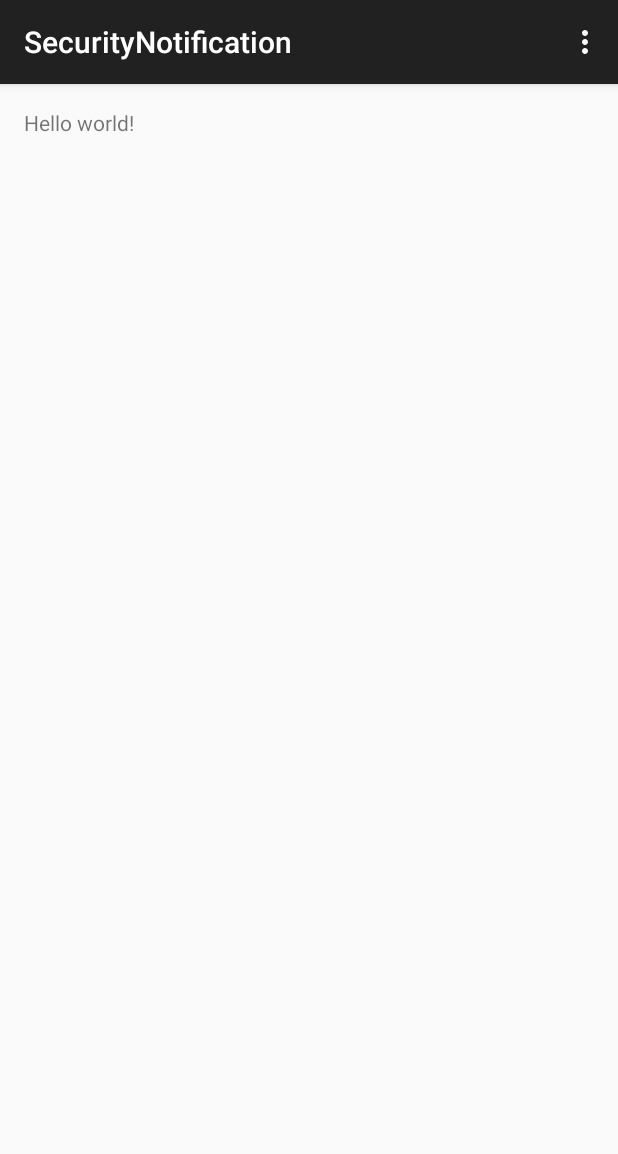
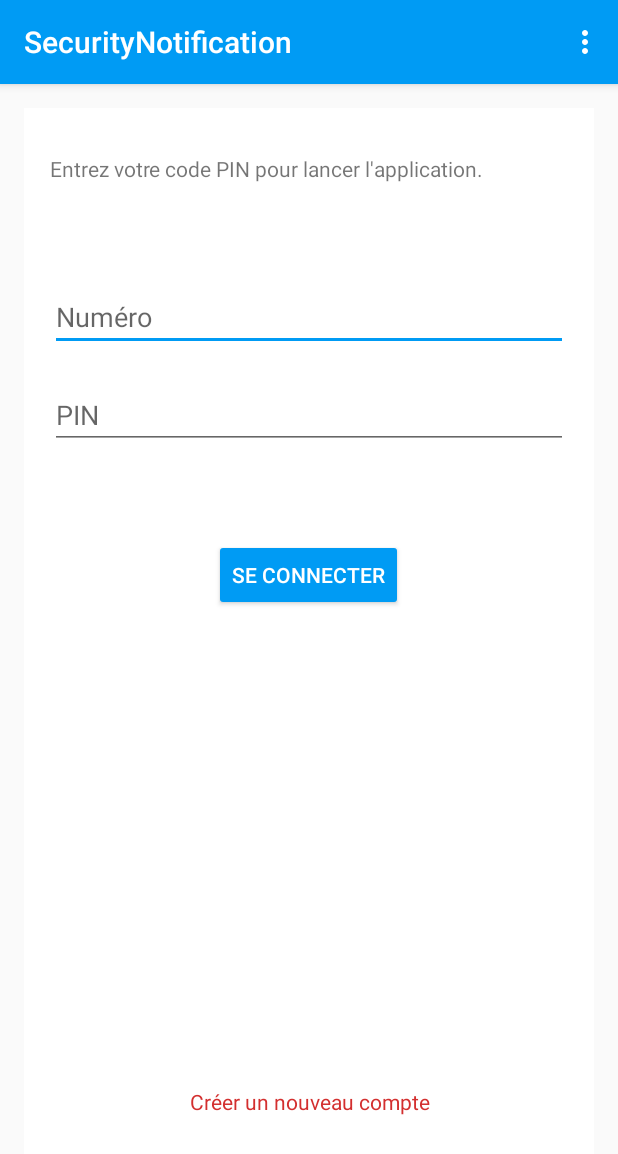
Before and after one commit to qcampos/special-octo-broccoli, an Android app: the screen it shows after launch (ConnectionActivity), on a phone screen of 412 x 824 dp. Shown: the top 1154 px of the screen. Run offline under Robolectric (Android 15) with nearby library versions, the phone set to English and light mode, and no system bars.

Commit message:
[Add] Fragments done.

```diff
--- a/android-client/SecurityNotification/app/src/main/AndroidManifest.xml
+++ b/android-client/SecurityNotification/app/src/main/AndroidManifest.xml
@@ -6,7 +6,7 @@
         android:allowBackup="true"
         android:icon="@mipmap/ic_launcher"
         android:label="@string/app_name"
-        android:theme="@style/AppTheme" >
+        android:theme="@style/AppThemess" >
         <activity
             android:name=".ConnectionActivity"
             android:label="@string/app_name" >
@@ -16,6 +16,10 @@
                 <category android:name="android.intent.category.LAUNCHER" />
             </intent-filter>
         </activity>
+        <activity
+            android:name=".HomeActivity"
+            android:label="@string/title_activity_home" >
+        </activity>
     </application>
 
 </manifest>
--- /dev/null
+++ b/android-client/SecurityNotification/app/src/main/java/notification_security/upem/fr/securitynotification/ConnectionFragment.java
@@ -0,0 +1,33 @@
+package notification_security.upem.fr.securitynotification;
+
+import android.app.Activity;
+import android.net.Uri;
+import android.os.Bundle;
+import android.app.Fragment;
+import android.support.annotation.Nullable;
+import android.view.LayoutInflater;
+import android.view.View;
+import android.view.ViewGroup;
+import android.widget.AdapterView;
+import android.widget.ArrayAdapter;
+import android.widget.ListView;
+
+/**
+ * Fragments managing
+ */
+public class ConnectionFragment extends Fragment {
+
+    @Nullable
+    @Override
+    public View onCreateView(LayoutInflater inflater, ViewGroup container, Bundle savedInstanceState) {
+        return inflater.inflate(R.layout.fragment_connection, container);
+    }
+
+    @Override
+    public void onActivityCreated(Bundle savedInstanceState) {
+        super.onActivityCreated(savedInstanceState);
+        // Update after the activity has finished to load itself.
+        // Set adapter, get view by ids...
+        // getActivity and so on.
+    }
+}
--- /dev/null
+++ b/android-client/SecurityNotification/app/src/main/res/drawable/shape_blue.xml
@@ -0,0 +1,5 @@
+<?xml version="1.0" encoding="utf-8"?>
+<shape xmlns:android="http://schemas.android.com/apk/res/android">
+    <size android:width="3dp" />
+    <solid android:color="@color/main_blue" />
+</shape>
--- a/android-client/SecurityNotification/app/src/main/res/layout/activity_connection.xml
+++ b/android-client/SecurityNotification/app/src/main/res/layout/activity_connection.xml
@@ -1,11 +1,20 @@
 <RelativeLayout xmlns:android="http://schemas.android.com/apk/res/android"
-    xmlns:tools="http://schemas.android.com/tools" android:layout_width="match_parent"
-    android:layout_height="match_parent" android:paddingLeft="@dimen/activity_horizontal_margin"
+    xmlns:tools="http://schemas.android.com/tools"
+    android:layout_width="match_parent"
+    android:layout_height="match_parent"
+    android:paddingBottom="@dimen/activity_vertical_margin"
+    android:paddingLeft="@dimen/activity_horizontal_margin"
     android:paddingRight="@dimen/activity_horizontal_margin"
     android:paddingTop="@dimen/activity_vertical_margin"
-    android:paddingBottom="@dimen/activity_vertical_margin" tools:context=".ConnectionActivity">
+    tools:context=".ConnectionActivity">
 
-    <TextView android:text="@string/hello_world" android:layout_width="wrap_content"
-        android:layout_height="wrap_content" />
+
+    <fragment
+        android:id="@+id/fragment"
+        android:name="notification_security.upem.fr.securitynotification.ConnectionFragment"
+        android:layout_width="match_parent"
+        android:layout_height="match_parent"
+        android:layout_centerHorizontal="true"
+        android:layout_centerVertical="true" />
 
 </RelativeLayout>
--- /dev/null
+++ b/android-client/SecurityNotification/app/src/main/res/layout/fragment_connection.xml
@@ -0,0 +1,48 @@
+<RelativeLayout xmlns:android="http://schemas.android.com/apk/res/android"
+    xmlns:tools="http://schemas.android.com/tools"
+    android:layout_width="match_parent"
+    android:layout_height="match_parent"
+    android:background="@android:color/white"
+    android:padding="26px"
+    tools:context="notification_security.upem.fr.securitynotification.ConnectionFragment">
+
+    <LinearLayout
+        android:layout_width="match_parent"
+        android:layout_height="wrap_content"
+        android:orientation="vertical">
+
+        <TextView
+            android:layout_width="match_parent"
+            android:layout_height="wrap_content"
+            android:layout_marginTop="20px"
+            android:text="Entrez votre code PIN pour lancer l'application." />
+
+        <EditText
+            android:layout_width="match_parent"
+            android:layout_height="wrap_content"
+            android:layout_marginTop="100px"
+            android:hint="Numéro" />
+
+        <EditText
+            android:layout_width="match_parent"
+            android:layout_height="wrap_content"
+            android:layout_marginTop="30px"
+            android:hint="PIN" />
+
+        <Button
+            android:layout_width="wrap_content"
+            android:layout_height="wrap_content"
+            android:layout_gravity="center"
+            android:layout_marginTop="90px"
+            android:text="SE CONNECTER" />
+    </LinearLayout>
+
+    <TextView
+        android:layout_width="match_parent"
+        android:layout_height="wrap_content"
+        android:layout_alignParentBottom="true"
+        android:layout_marginBottom="70px"
+        android:gravity="center"
+        android:text="Créer un nouveau compte"
+        android:textColor="@color/error_color"/>
+</RelativeLayout>
--- /dev/null
+++ b/android-client/SecurityNotification/app/src/main/res/values/colors.xml
@@ -0,0 +1,3 @@
+<?xml version="1.0" encoding="utf-8"?>
+<resources>
+</resources>
--- a/android-client/SecurityNotification/app/src/main/res/values/strings.xml
+++ b/android-client/SecurityNotification/app/src/main/res/values/strings.xml
@@ -3,4 +3,8 @@
 
     <string name="hello_world">Hello world!</string>
     <string name="action_settings">Settings</string>
+
+<!-- TODO: Remove or change this placeholder text -->
+    <string name="hello_blank_fragment">Hello blank fragment</string>
+    <string name="title_activity_home">HomeActivity</string>
 </resources>
--- a/android-client/SecurityNotification/app/src/main/res/values/styles.xml
+++ b/android-client/SecurityNotification/app/src/main/res/values/styles.xml
@@ -1,8 +1,47 @@
 <resources>
 
     <!-- Base application theme. -->
-    <style name="AppTheme" parent="Theme.AppCompat.Light.DarkActionBar">
+    <style name="AppThemess" parent="Theme.AppCompat.Light.DarkActionBar">
         <!-- Customize your theme here. -->
+        <!-- Main theme colors -->
+        <item name="actionBarStyle">@style/Widget.AppTheme.ActionBar</item>
+        <item name="buttonStyle">@style/ButtonAppTheme</item>
+        <!-- Edittext bottom line color -->
+        <item name="colorControlActivated">@color/main_blue</item>
     </style>
 
+    <!-- Action bar theme -->
+    <style name="Widget.AppTheme.ActionBar" parent="Widget.AppCompat.ActionBar.Solid">
+        <!-- action bar background -->
+        <item name="background">@color/main_blue</item>
+        <!-- action bar elevation -->
+        <item name="elevation">4dp</item>
+    </style>
+
+    <!-- Button theme -->
+    <style name="ButtonAppTheme" parent="Widget.AppCompat.Button">
+        <item name="backgroundTint">@color/main_blue</item>
+        <item name="android:textColor">@color/btn_text_color</item>
+    </style>
+    <!-- Button theme success -->
+    <style name="ButtonAppThemeSuccess" parent="Widget.AppCompat.Button">
+        <item name="backgroundTint">@color/main_green</item>
+        <item name="android:textColor">@color/btn_text_color</item>
+    </style>
+    <!-- Button theme idle -->
+    <style name="ButtonAppThemeIdle" parent="Widget.AppCompat.Button">
+        <item name="backgroundTint">@color/disable_color</item>
+        <item name="android:textColor">@color/btn_text_color</item>
+    </style>
+    <!-- Button theme danger -->
+    <style name="ButtonAppThemeDanger" parent="Widget.AppCompat.Button">
+        <item name="backgroundTint">@android:color/holo_red_light</item>
+        <item name="android:textColor">@color/btn_text_color</item>
+    </style>
+
+    <color name="btn_text_color">#ffffff</color>
+    <color name="main_green">#4CAF50</color>
+    <color name="disable_color">#767676</color>
+    <color name="main_blue">#009BF4</color>
+    <color name="error_color">#D32F2F</color>
 </resources>
```
Also changed, not shown: android-client/SecurityNotification/app/src/main/java/notification_security/upem/fr/securitynotification/HomeActivity.java (added, +37 -0 lines), android-client/SecurityNotification/app/src/main/java/notification_security/upem/fr/securitynotification/HomeAlertedFragment.java (added, +36 -0 lines), android-client/SecurityNotification/app/src/main/java/notification_security/upem/fr/securitynotification/HomeIdleFragment.java (added, +36 -0 lines), android-client/SecurityNotification/app/src/main/java/notification_security/upem/fr/securitynotification/ParameterFragment.java (added, +36 -0 lines), android-client/SecurityNotification/app/src/main/java/notification_security/upem/fr/securitynotification/SignUpFragment.java (added, +36 -0 lines), android-client/SecurityNotification/app/src/main/res/layout/activity_home.xml (added, +12 -0 lines), android-client/SecurityNotification/app/src/main/res/layout/fragment_home_alerted.xml (added, +28 -0 lines), android-client/SecurityNotification/app/src/main/res/layout/fragment_home_idle.xml (added, +38 -0 lines), android-client/SecurityNotification/app/src/main/res/layout/fragment_parameter.xml (added, +103 -0 lines), android-client/SecurityNotification/app/src/main/res/layout/fragment_sign_up.xml (added, +68 -0 lines), android-client/SecurityNotification/app/src/main/res/menu/menu_home.xml (added, +7 -0 lines).
